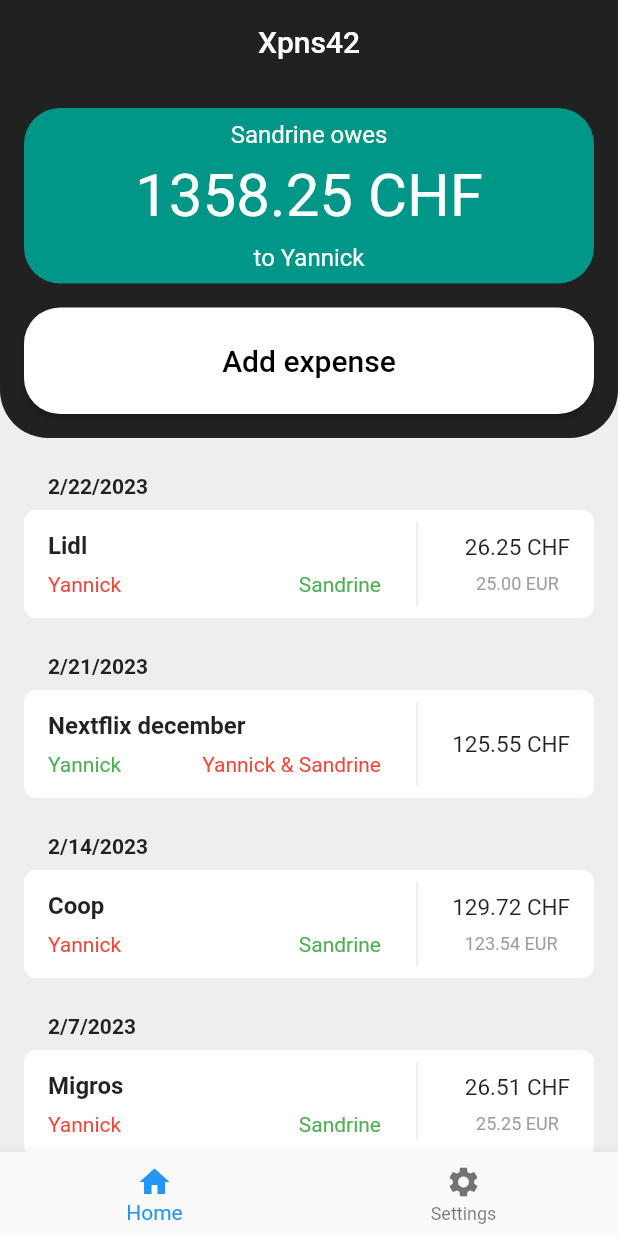
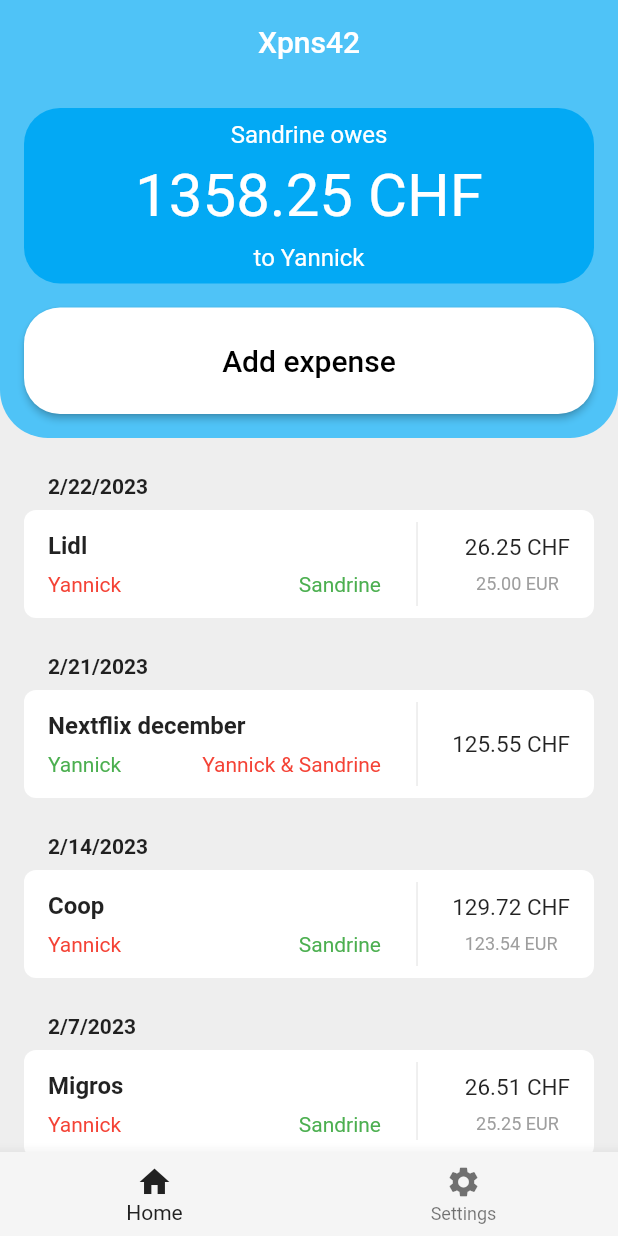
Before and after one commit to ymauray/xpns42, a Flutter app: the screen it shows after launch, on a phone screen of 412 x 824 dp. Run offline on Flutter 3.47's test engine with Material 2 defaults, Android fonts, the light colour scheme and no system bars; our stand-ins replace flutter_riverpod.

Commit message:
feat: colours

```diff
--- /dev/null
+++ b/lib/colors.dart
@@ -0,0 +1,7 @@
+import 'package:flutter/material.dart';
+
+class AppColors {
+  static const base = Colors.lightBlue;
+  static Color get header => Colors.lightBlue.shade300;
+  static Color get balance => Colors.lightBlue.shade500;
+}
--- a/lib/page/home_page.dart
+++ b/lib/page/home_page.dart
@@ -1,6 +1,7 @@
 import 'package:flutter/material.dart';
 import 'package:flutter_riverpod/flutter_riverpod.dart';
 import 'package:intl/intl.dart';
+import 'package:xpns42/colors.dart';
 import 'package:xpns42/model/transaction.dart';
 import 'package:xpns42/provider/books_provider.dart';
 import 'package:xpns42/widget/grouped_list_view.dart';
@@ -18,7 +19,7 @@ class HomePage extends ConsumerWidget {
       appBar: AppBar(
         title: const Text('Xpns42'),
         centerTitle: true,
-        backgroundColor: Colors.grey.shade900,
+        backgroundColor: AppColors.header,
         elevation: 0,
         //actions: [
         //  IconButton(
@@ -119,6 +120,8 @@ class HomePage extends ConsumerWidget {
         error: (error, stack) => const Center(child: Text('Error')),
       ),
       bottomNavigationBar: BottomNavigationBar(
+        backgroundColor: Colors.grey.shade100,
+        selectedItemColor: Colors.grey.shade900,
         items: const [
           BottomNavigationBarItem(
             icon: Icon(Icons.home),
--- a/lib/widget/balance.dart
+++ b/lib/widget/balance.dart
@@ -1,4 +1,5 @@
 import 'package:flutter/material.dart';
+import 'package:xpns42/colors.dart';
 import 'package:xpns42/model/book.dart';
 
 class Balance extends StatelessWidget {
@@ -13,7 +14,7 @@ class Balance extends StatelessWidget {
   Widget build(BuildContext context) {
     return DecoratedBox(
       decoration: BoxDecoration(
-        color: Colors.teal.shade500,
+        color: AppColors.balance,
         borderRadius: BorderRadius.circular(24),
       ),
       child: Padding(
--- a/lib/widget/header.dart
+++ b/lib/widget/header.dart
@@ -1,4 +1,5 @@
 import 'package:flutter/material.dart';
+import 'package:xpns42/colors.dart';
 import 'package:xpns42/model/book.dart';
 import 'package:xpns42/widget/add_expense_button.dart';
 import 'package:xpns42/widget/balance.dart';
@@ -18,7 +19,7 @@ class Header extends StatelessWidget {
         Expanded(
           child: DecoratedBox(
             decoration: BoxDecoration(
-              color: Colors.grey.shade900,
+              color: AppColors.header,
               borderRadius: const BorderRadius.vertical(
                 bottom: Radius.circular(32),
               ),
```
